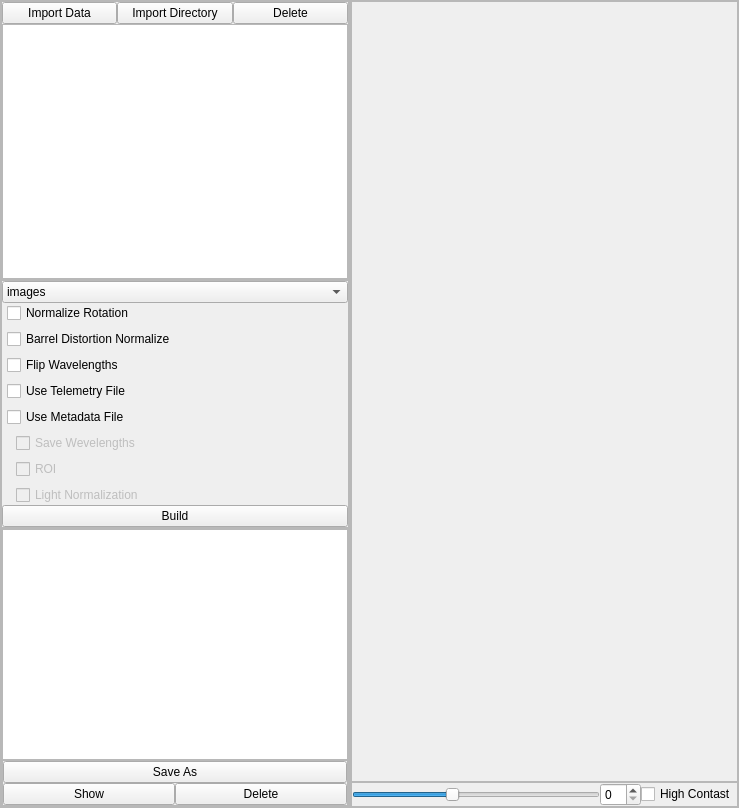
This is gui/mac_builder.ui in OpenHSL/OpenHSL as Qt 5 draws it before an edit. The edited form follows.
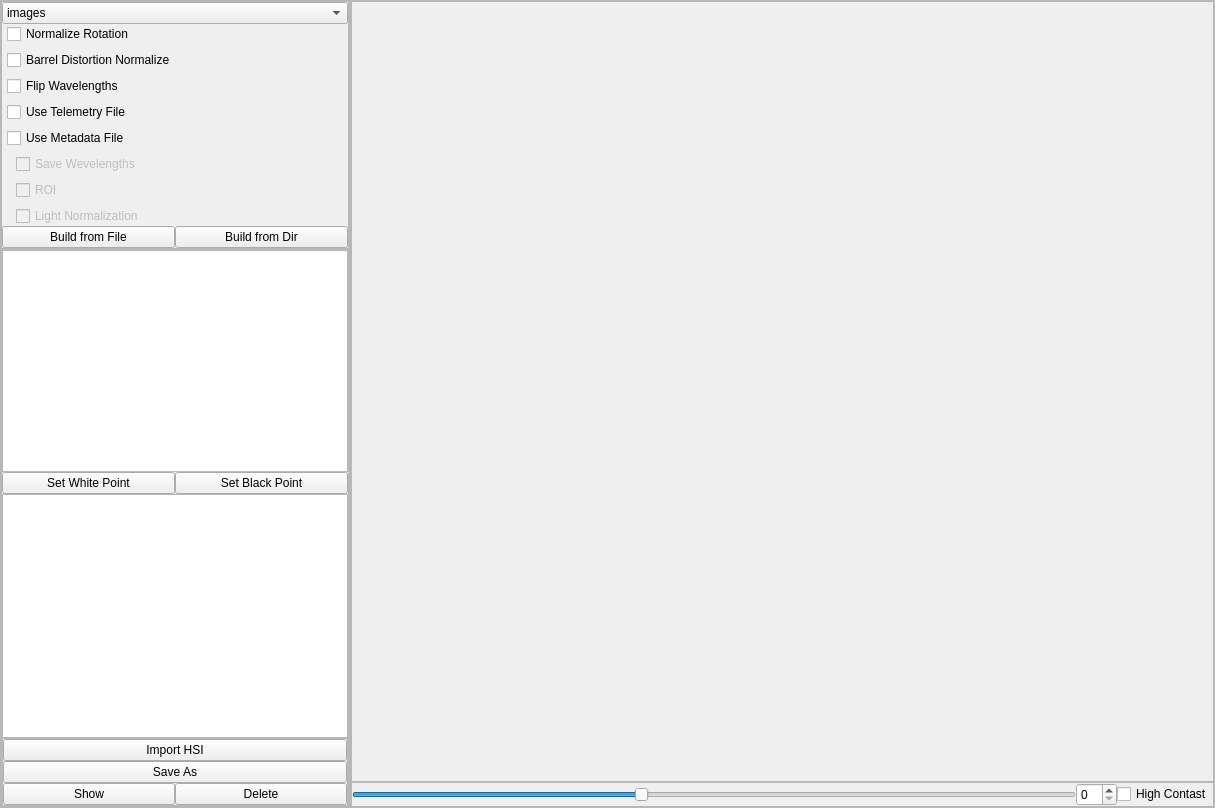
This is the edited form. Custom widgets are drawn as their Qt base class.

Commit message: add pixel histogram in builder

Patch:
```diff
--- a/gui/mac_builder.ui
+++ b/gui/mac_builder.ui
@@ -6,7 +6,7 @@
    <rect>
     <x>0</x>
     <y>0</y>
-    <width>739</width>
+    <width>1215</width>
     <height>808</height>
    </rect>
   </property>
@@ -60,84 +60,6 @@
        <property name="bottomMargin">
         <number>0</number>
        </property>
-       <item>
-        <widget class="QFrame" name="import_frame">
-         <property name="frameShape">
-          <enum>QFrame::StyledPanel</enum>
-         </property>
-         <property name="frameShadow">
-          <enum>QFrame::Raised</enum>
-         </property>
-         <layout class="QVBoxLayout" name="verticalLayout_2" stretch="0,0">
-          <property name="spacing">
-           <number>0</number>
-          </property>
-          <property name="leftMargin">
-           <number>0</number>
-          </property>
-          <property name="topMargin">
-           <number>0</number>
-          </property>
-          <property name="rightMargin">
-           <number>0</number>
-          </property>
-          <property name="bottomMargin">
-           <number>0</number>
-          </property>
-          <item alignment="Qt::AlignTop">
-           <widget class="QFrame" name="import_buttons_frame">
-            <property name="frameShape">
-             <enum>QFrame::NoFrame</enum>
-            </property>
-            <property name="frameShadow">
-             <enum>QFrame::Raised</enum>
-            </property>
-            <layout class="QHBoxLayout" name="horizontalLayout_2">
-             <property name="spacing">
-              <number>0</number>
-             </property>
-             <property name="leftMargin">
-              <number>0</number>
-             </property>
-             <property name="topMargin">
-              <number>0</number>
-             </property>
-             <property name="rightMargin">
-              <number>0</number>
-             </property>
-             <property name="bottomMargin">
-              <number>0</number>
-             </property>
-             <item>
-              <widget class="QPushButton" name="import_data_btn">
-               <property name="text">
-                <string>Import Data</string>
-               </property>
-              </widget>
-             </item>
-             <item>
-              <widget class="QPushButton" name="import_dir_btn">
-               <property name="text">
-                <string>Import Directory</string>
-               </property>
-              </widget>
-             </item>
-             <item>
-              <widget class="QPushButton" name="delete_data_btn">
-               <property name="text">
-                <string>Delete</string>
-               </property>
-              </widget>
-             </item>
-            </layout>
-           </widget>
-          </item>
-          <item>
-           <widget class="QListWidget" name="imported_Qlist"/>
-          </item>
-         </layout>
-        </widget>
-       </item>
        <item>
         <widget class="QFrame" name="build_frame">
          <property name="frameShape">
@@ -293,10 +215,44 @@
            </widget>
           </item>
           <item>
-           <widget class="QPushButton" name="build_btn">
-            <property name="text">
-             <string>Build</string>
+           <widget class="QFrame" name="frame_4">
+            <property name="frameShape">
+             <enum>QFrame::NoFrame</enum>
             </property>
+            <property name="frameShadow">
+             <enum>QFrame::Raised</enum>
+            </property>
+            <layout class="QHBoxLayout" name="horizontalLayout_2">
+             <property name="spacing">
+              <number>0</number>
+             </property>
+             <property name="leftMargin">
+              <number>0</number>
+             </property>
+             <property name="topMargin">
+              <number>0</number>
+             </property>
+             <property name="rightMargin">
+              <number>0</number>
+             </property>
+             <property name="bottomMargin">
+              <number>0</number>
+             </property>
+             <item>
+              <widget class="QPushButton" name="build_file_btn">
+               <property name="text">
+                <string>Build from File</string>
+               </property>
+              </widget>
+             </item>
+             <item>
+              <widget class="QPushButton" name="build_dir_btn">
+               <property name="text">
+                <string>Build from Dir</string>
+               </property>
+              </widget>
+             </item>
+            </layout>
            </widget>
           </item>
          </layout>
@@ -326,6 +282,77 @@
           <property name="bottomMargin">
            <number>0</number>
           </property>
+          <item>
+           <widget class="QFrame" name="pixel_graphic">
+            <property name="frameShape">
+             <enum>QFrame::NoFrame</enum>
+            </property>
+            <property name="frameShadow">
+             <enum>QFrame::Raised</enum>
+            </property>
+            <layout class="QVBoxLayout" name="verticalLayout_2">
+             <property name="spacing">
+              <number>0</number>
+             </property>
+             <property name="leftMargin">
+              <number>0</number>
+             </property>
+             <property name="topMargin">
+              <number>0</number>
+             </property>
+             <property name="rightMargin">
+              <number>0</number>
+             </property>
+             <property name="bottomMargin">
+              <number>0</number>
+             </property>
+             <item>
+              <widget class="PlotWidget" name="histogramm"/>
+             </item>
+             <item>
+              <widget class="QFrame" name="frame_5">
+               <property name="frameShape">
+                <enum>QFrame::NoFrame</enum>
+               </property>
+               <property name="frameShadow">
+                <enum>QFrame::Raised</enum>
+               </property>
+               <layout class="QHBoxLayout" name="horizontalLayout_5">
+                <property name="spacing">
+                 <number>0</number>
+                </property>
+                <property name="leftMargin">
+                 <number>0</number>
+                </property>
+                <property name="topMargin">
+                 <number>0</number>
+                </property>
+                <property name="rightMargin">
+                 <number>0</number>
+                </property>
+                <property name="bottomMargin">
+                 <number>0</number>
+                </property>
+                <item>
+                 <widget class="QPushButton" name="white_point_btn">
+                  <property name="text">
+                   <string>Set White Point</string>
+                  </property>
+                 </widget>
+                </item>
+                <item>
+                 <widget class="QPushButton" name="black_point_btn">
+                  <property name="text">
+                   <string>Set Black Point</string>
+                  </property>
+                 </widget>
+                </item>
+               </layout>
+              </widget>
+             </item>
+            </layout>
+           </widget>
+          </item>
           <item>
            <widget class="QListWidget" name="hsi_Qlist"/>
           </item>
@@ -353,6 +380,13 @@
              <property name="bottomMargin">
               <number>0</number>
              </property>
+             <item>
+              <widget class="QPushButton" name="import_hsi">
+               <property name="text">
+                <string>Import HSI</string>
+               </property>
+              </widget>
+             </item>
              <item>
               <widget class="QPushButton" name="save_as_btn">
                <property name="text">
@@ -412,6 +446,12 @@
     </item>
     <item>
      <widget class="QFrame" name="image_frame">
+      <property name="minimumSize">
+       <size>
+        <width>865</width>
+        <height>0</height>
+       </size>
+      </property>
       <property name="frameShape">
        <enum>QFrame::StyledPanel</enum>
       </property>
@@ -444,12 +484,12 @@
            <rect>
             <x>0</x>
             <y>0</y>
-            <width>385</width>
+            <width>861</width>
             <height>771</height>
            </rect>
           </property>
           <layout class="QVBoxLayout" name="verticalLayout_9">
-           <item>
+           <item alignment="Qt::AlignLeft|Qt::AlignTop">
             <widget class="QLabel" name="image_label">
              <property name="text">
               <string/>
@@ -519,6 +559,13 @@
    </layout>
   </widget>
  </widget>
+ <customwidgets>
+  <customwidget>
+   <class>PlotWidget</class>
+   <extends>QGraphicsView</extends>
+   <header>pyqtgraph</header>
+  </customwidget>
+ </customwidgets>
  <resources/>
  <connections/>
 </ui>
```
The commit also changes 8 other files.
